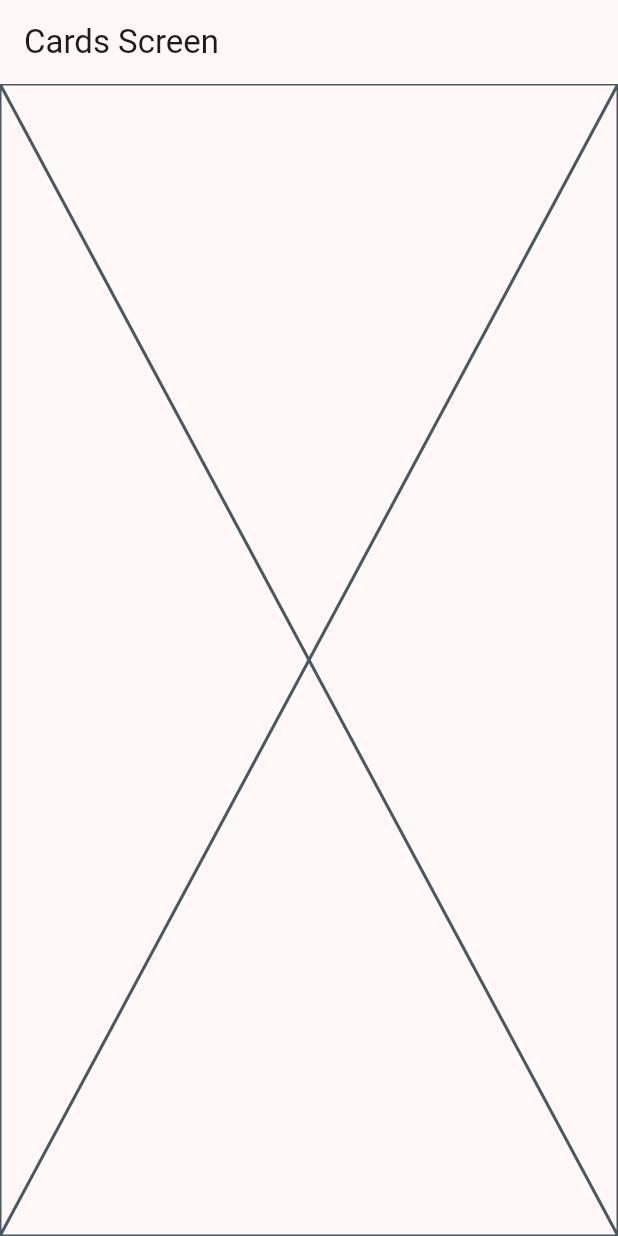
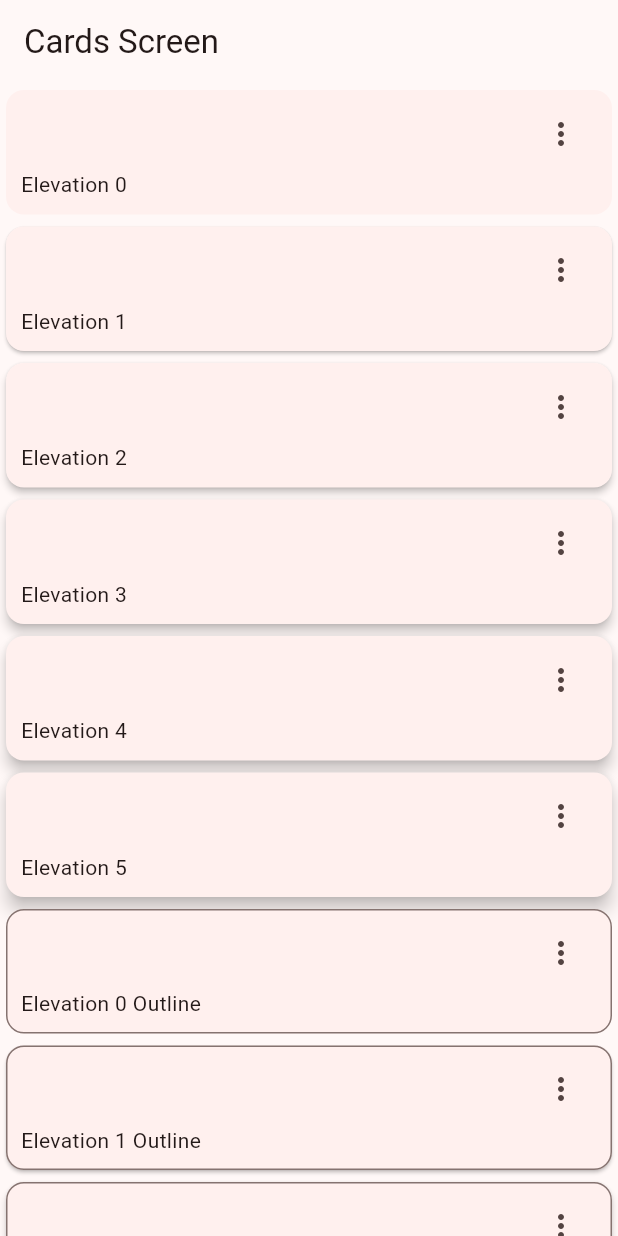
Before and after one commit to luiisfabian/widgets_app, a Flutter app: the CardsScreen screen opened by its route, on a phone screen of 412 x 824 dp. Run offline on Flutter 3.47's test engine with Material 3 defaults, Android fonts, the phone set to English and light mode, and no system bars; our stand-ins replace go_router.

Commit message:
Tarjetas con borde

```diff
--- a/lib/presentation/screens/cards/cards_creen.dart
+++ b/lib/presentation/screens/cards/cards_creen.dart
@@ -1,7 +1,19 @@
+import 'package:flutter/cupertino.dart';
 import 'package:flutter/material.dart';
+import 'package:flutter/rendering.dart';
+import 'package:flutter/widgets.dart';
+
+const cards = <Map<String, dynamic>>[
+  {'elevation': 0.0, 'label': 'Elevation 0'},
+  {'elevation': 1.0, 'label': 'Elevation 1'},
+  {'elevation': 2.0, 'label': 'Elevation 2'},
+  {'elevation': 3.0, 'label': 'Elevation 3'},
+  {'elevation': 4.0, 'label': 'Elevation 4'},
+  {'elevation': 5.0, 'label': 'Elevation 5'}
+];
 
 class CardsScreen extends StatelessWidget {
-    static const String name = 'cards';
+  static const String name = 'cards';
 
   const CardsScreen();
 
@@ -11,7 +23,96 @@ class CardsScreen extends StatelessWidget {
       appBar: AppBar(
         title: const Text("Cards Screen"),
       ),
-      body: const Placeholder(),
+      body: const _CardsView(),
     );
   }
 }
+
+class _CardsView extends StatelessWidget {
+  const _CardsView({
+    super.key,
+  });
+
+  @override
+  Widget build(BuildContext context) {
+    return SingleChildScrollView(
+      child: Column(
+        children: [
+          ...cards.map(
+            (card) =>
+                CardTypeOne(label: card['label'], elevation: card['elevation']),
+          ),
+          ...cards.map(
+            (card) =>
+                CardTypeTwo(label: card['label'], elevation: card['elevation']),
+          ),
+        ],
+      ),
+    );
+  }
+}
+
+class CardTypeOne extends StatelessWidget {
+  const CardTypeOne({super.key, required this.label, required this.elevation});
+
+  final String label;
+  final double elevation;
+
+  @override
+  Widget build(BuildContext context) {
+    return Card(
+      elevation: elevation,
+      child: Padding(
+        padding: EdgeInsets.fromLTRB(10, 5, 10, 10),
+        child: SingleChildScrollView(
+          child: Column(
+            children: [
+              Align(
+                alignment: Alignment.topRight,
+                child: IconButton(
+                  icon: Icon(Icons.more_vert_outlined),
+                  onPressed: () {},
+                ),
+              ),
+              Align(alignment: Alignment.bottomLeft, child: Text(label)),
+            ],
+          ),
+        ),
+      ),
+    );
+  }
+}
+
+class CardTypeTwo extends StatelessWidget {
+  const CardTypeTwo({super.key, required this.label, required this.elevation});
+
+  final String label;
+  final double elevation;
+
+  @override
+  Widget build(BuildContext context) {
+    final colors = Theme.of(context).colorScheme;
+    return Card(
+      shape: RoundedRectangleBorder(
+        borderRadius: BorderRadius.all(Radius.circular(12)),
+        side: BorderSide(color: colors.outline),
+      ),
+      elevation: elevation,
+      child: Padding(
+        padding: EdgeInsets.fromLTRB(10, 5, 10, 10),
+        child: Column(
+          children: [
+            Align(
+              alignment: Alignment.topRight,
+              child: IconButton(
+                icon: Icon(Icons.more_vert_outlined),
+                onPressed: () {},
+              ),
+            ),
+            Align(alignment: Alignment.bottomLeft, child: Text('${label} Outline')),
+          ],
+        ),
+      ),
+    );
+  }
+}
--- a/lib/presentation/screens/home/home_screen.dart
+++ b/lib/presentation/screens/home/home_screen.dart
@@ -68,7 +68,7 @@ class _CustomListTile extends StatelessWidget {
         // Navigator.pushNamed(context, menuItem.link);
 
         // context.go(menuItem.link);
-        context.pushNamed(BottonsScreen.name);
+        context.pushNamed(CardsScreen.name);
       },
     );
   }
```
